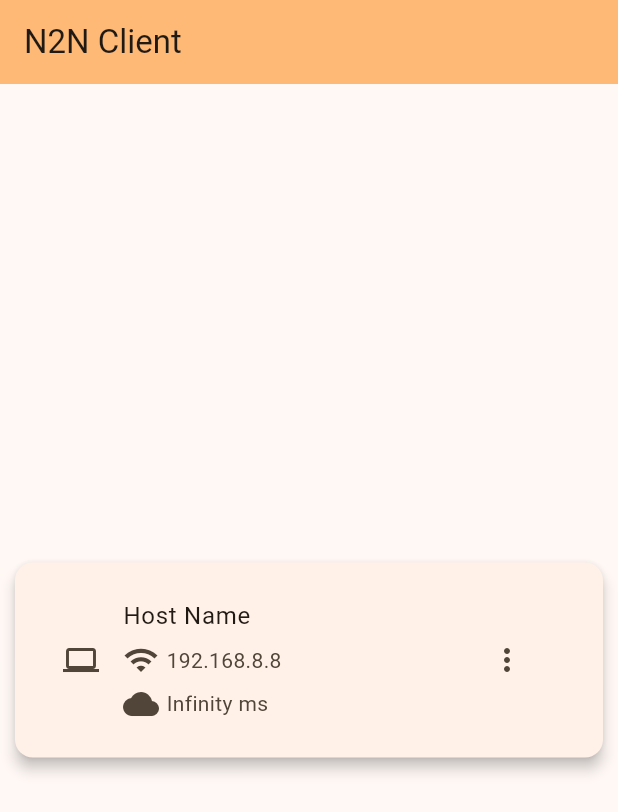
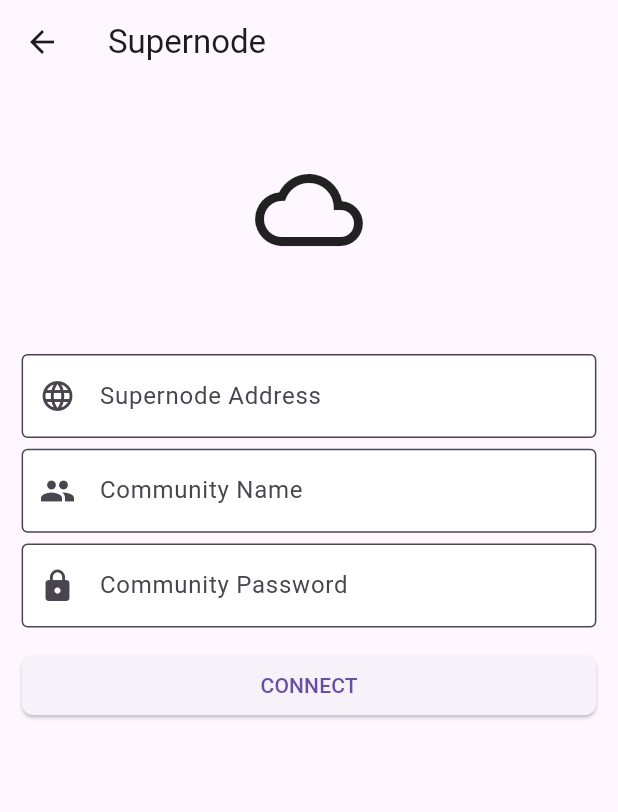
Before and after one commit to faker2048/n2ngui, a Flutter app: the screen it shows after launch, on a phone screen of 412 x 824 dp. Shown: the top 812 px of the screen. Run offline on Flutter 3.47's test engine with Material 3 defaults, Android fonts, the light colour scheme and no system bars.

Commit message:
feat: update main, login

```diff
--- a/lib/login.dart
+++ b/lib/login.dart
@@ -0,0 +1,99 @@
+import 'package:flutter/material.dart';
+import 'package:flutter/services.dart'; // 新添加，用于更现代化的UI元素
+
+class ConnectToN2nPage extends StatefulWidget {
+  const ConnectToN2nPage({Key? key}) : super(key: key);
+
+  @override
+  _ConnectToN2nPageState createState() => _ConnectToN2nPageState();
+}
+
+class _ConnectToN2nPageState extends State<ConnectToN2nPage> {
+  final _supernodeController = TextEditingController();
+  final _communityNameController = TextEditingController();
+  final _communityPasswordController = TextEditingController();
+  double scarl = 0.6;
+
+  @override
+  Widget build(BuildContext context) {
+    return Scaffold(
+      appBar: AppBar(
+        // 新添加，提供更现代化的导航栏
+        title: Text('Supernode'),
+      ),
+      body: SafeArea(
+        child: Center(
+          child: SizedBox(
+            width: 800 * scarl,
+            child: ListView(
+              padding: EdgeInsets.symmetric(horizontal: 24.0 * scarl),
+              children: <Widget>[
+                SizedBox(height: 80.0 * scarl),
+                Icon(Icons.cloud_queue, size: 120.0 * scarl), // 更现代化的图标
+                SizedBox(height: 60.0),
+                TextField(
+                  controller: _supernodeController,
+                  decoration: InputDecoration(
+                    prefixIcon: Icon(Icons.language),
+                    labelText: 'Supernode Address',
+                    border: OutlineInputBorder(),
+                    // 新添加，现代化的输入框样式
+                    filled: true,
+                    fillColor: Colors.white,
+                  ),
+                ),
+                SizedBox(height: 12.0 * scarl),
+                TextField(
+                  controller: _communityNameController,
+                  decoration: InputDecoration(
+                    prefixIcon: Icon(Icons.group),
+                    labelText: 'Community Name',
+                    border: OutlineInputBorder(),
+                    filled: true,
+                    fillColor: Colors.white,
+                  ),
+                ),
+                SizedBox(height: 12.0 * scarl),
+                TextField(
+                  controller: _communityPasswordController,
+                  decoration: InputDecoration(
+                    prefixIcon: Icon(Icons.lock),
+                    labelText: 'Community Password',
+                    border: OutlineInputBorder(),
+                    filled: true,
+                    fillColor: Colors.white,
+                  ),
+                  obscureText: true,
+                ),
+                SizedBox(height: 24.0 * scarl),
+                ElevatedButton(
+                  onPressed: () {
+                    // TODO: 实现连接到n2n supernode的逻辑
+                    // 暂时以mock的形式实现
+                    // 我需要知道：
+                    // 1. 启动成功与否？
+                    // 2. 同步与 supernode 的连接状态 (Good to have)
+                    // 3. 查看日志
+                    showDialog(
+                      context: context,
+                      builder: (context) => AlertDialog(
+                        title: Text('Connecting...'),
+                        content: Text('Connecting to n2n supernode ...'),
+                      ),
+                    );
+                  },
+                  style: ElevatedButton.styleFrom(
+                    shape: RoundedRectangleBorder(
+                      borderRadius: BorderRadius.circular(8.0),
+                    ),
+                  ),
+                  child: const Text('CONNECT'),
+                ),
+              ],
+            ),
+          ),
+        ),
+      ),
+    );
+  }
+}
--- a/lib/main.dart
+++ b/lib/main.dart
@@ -2,12 +2,11 @@
 import 'package:namer_app/n2n_node_card.dart';
 import 'package:provider/provider.dart';
 
+import 'login.dart';
+
 void main() {
   runApp(
-    ChangeNotifierProvider(
-      create: (context) => MyAppState(),
-      child: const MyApp(),
-    ),
+    MyApp(),
   );
 }
 
@@ -20,14 +19,12 @@
   Widget build(BuildContext context) {
     return MaterialApp(
       title: 'Flutter Demo',
-      theme: ThemeData(
-        colorScheme: ColorScheme.fromSeed(
-          seedColor: Colors.orange,
-          brightness: Brightness.light,
-        ),
-        useMaterial3: true,
-      ),
-      home: MyHomePage(),
+      initialRoute: '/login',
+      routes: {
+        '/login': (context) => const ConnectToN2nPage(),
+        '/': (context) => MyHomePage(),
+      },
+      theme: ThemeData.light(useMaterial3: true),
     );
   }
 }
```
